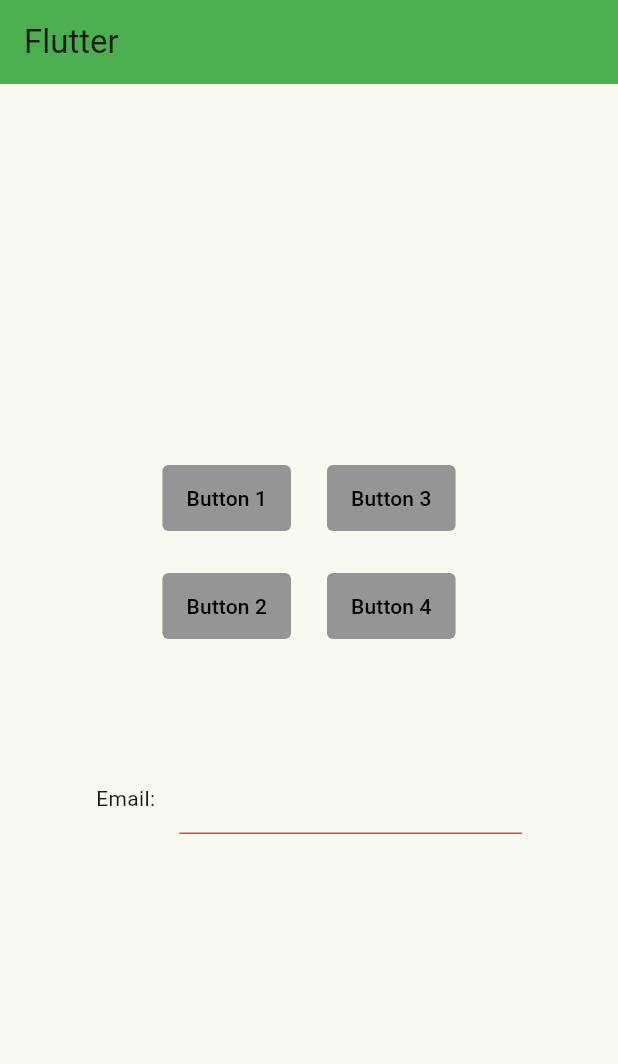
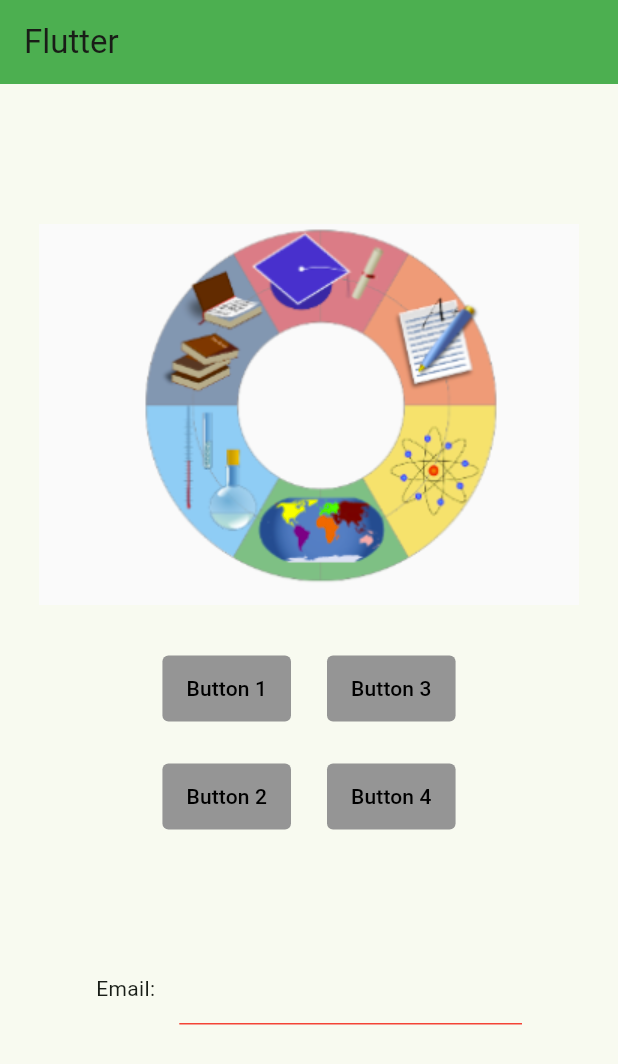
Before and after one commit to Djurson/TDDC73, a Flutter app: the screen it shows after launch, on a phone screen of 412 x 824 dp. Shown: the top 1064 px of the screen. Run offline on Flutter 3.47's test engine with Material 3 defaults, Android fonts, the phone set to English and light mode, and no system bars.

```diff
--- a/flutter_app/lib/main.dart
+++ b/flutter_app/lib/main.dart
@@ -95,6 +95,7 @@ class _MyHomePageState extends State<MyHomePage> {
           crossAxisAlignment: .center,
           mainAxisSize: .max,
           children: [
+            Image.asset('assets/images/Diagram.png'),
             ButtonSection(spacing: 24.0),
             Padding(
               padding: EdgeInsetsGeometry.symmetric(
```
Also changed, not shown: flutter_app/pubspec.yaml (+3 -5 lines), flutter_app/assets/images/Diagram.png (added), 1 other file.
